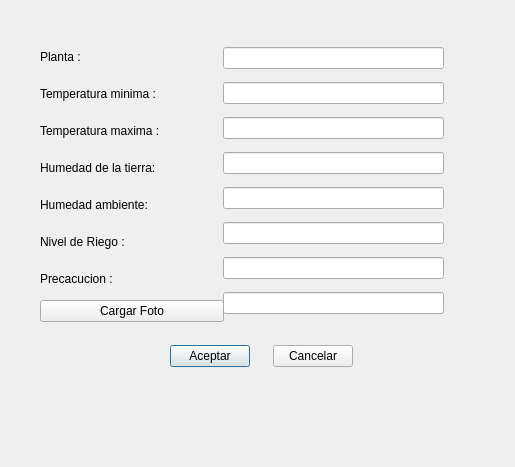
First picture: the form in Invernadero/Fuentes/PC/prueba_DB-Plantas/datos.ui, repository LauraMont/TPO-Invernadero, before the edit.
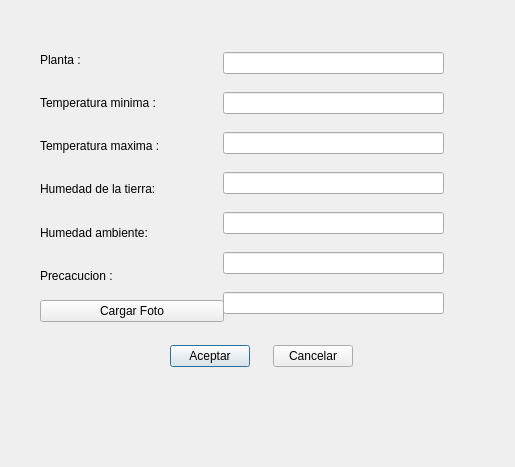
Second picture: the form after the edit.

Patch:
```diff
--- a/Invernadero/Fuentes/PC/prueba_DB-Plantas/datos.ui
+++ b/Invernadero/Fuentes/PC/prueba_DB-Plantas/datos.ui
@@ -110,13 +110,6 @@
       </property>
      </widget>
     </item>
-    <item>
-     <widget class="QLabel" name="label_4">
-      <property name="text">
-       <string>Nivel de Riego :</string>
-      </property>
-     </widget>
-    </item>
     <item>
      <widget class="QLabel" name="label_6">
       <property name="text">
@@ -139,7 +132,7 @@
      <x>223</x>
      <y>40</y>
      <width>221</width>
-     <height>283</height>
+     <height>291</height>
     </rect>
    </property>
    <layout class="QVBoxLayout" name="verticalLayout_2">
@@ -168,14 +161,7 @@
      </widget>
     </item>
     <item>
-     <widget class="QLineEdit" name="lineEdit_h_amb">
-      <property name="maxLength">
-       <number>1</number>
-      </property>
-     </widget>
-    </item>
-    <item>
-     <widget class="QLineEdit" name="lineEdit_nivel_riego"/>
+     <widget class="QLineEdit" name="lineEdit_h_amb"/>
     </item>
     <item>
      <widget class="QLineEdit" name="lineEdit_precaucion"/>
```
